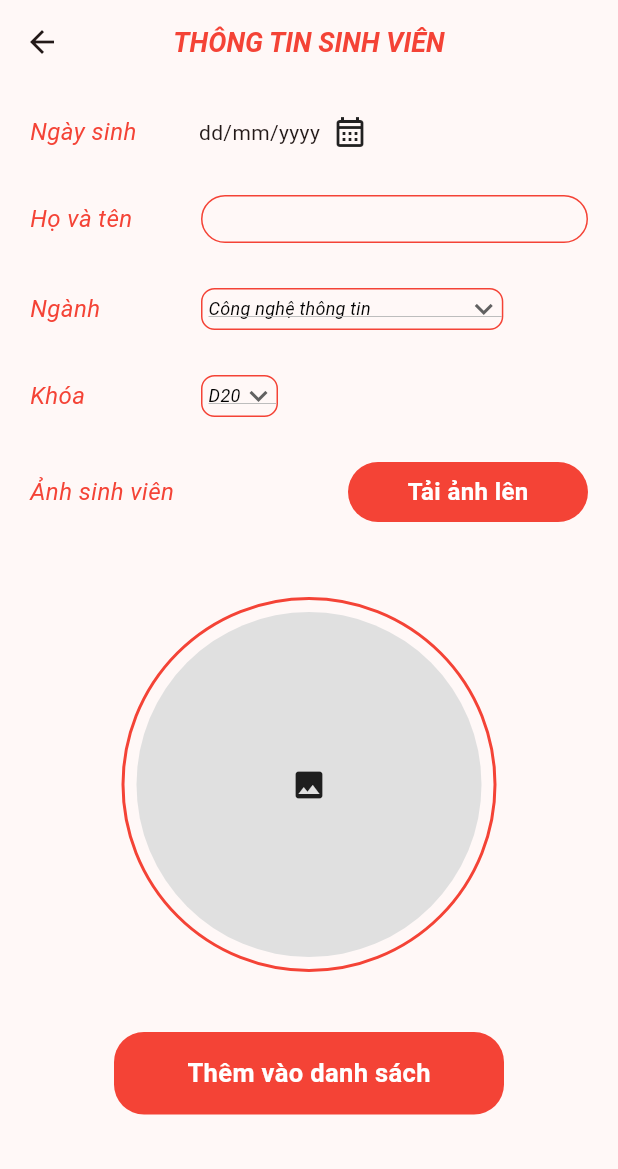
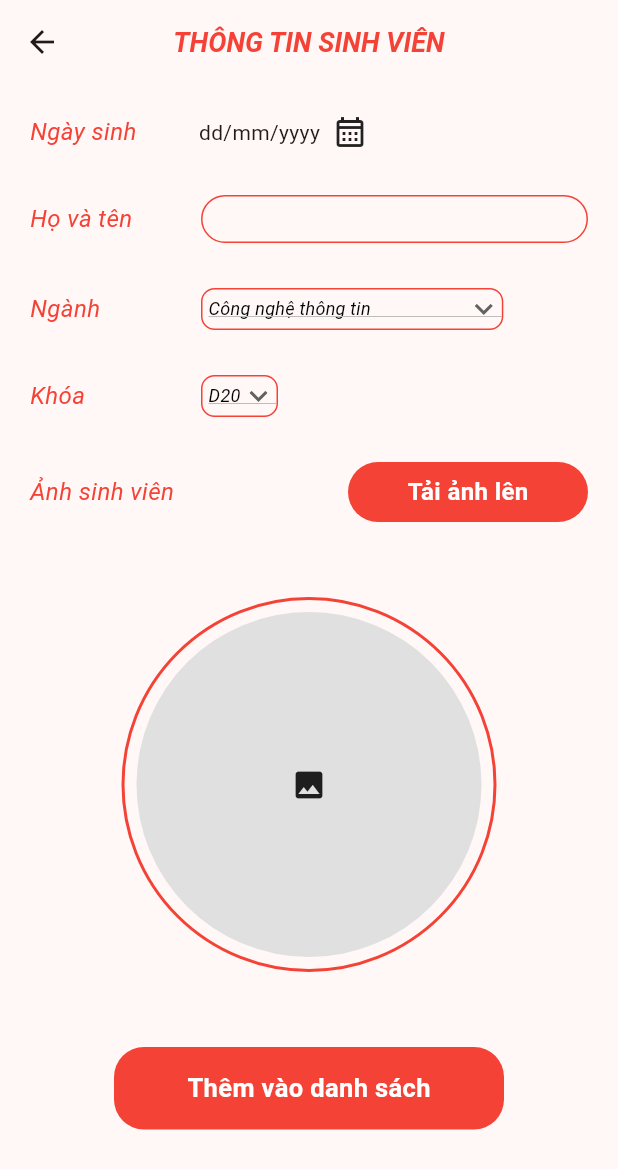
Before and after one commit to piuconal/ptit_flutter, a Flutter app: the StudentInfoPage screen opened directly, on a phone screen of 412 x 824 dp. Shown: the top 1169 px of the screen. Run offline on Flutter 3.47's test engine with Material 3 defaults, Android fonts, the phone set to English and light mode, and no system bars; our stand-ins replace image_picker; missing offline and left inert: date_picker_plus.

Commit message:
update
FE

```diff
--- a/lib/ui/pages/splash_page/splash_page.dart
+++ b/lib/ui/pages/splash_page/splash_page.dart
@@ -10,8 +10,7 @@ class SplashPage extends StatefulWidget {
 }
 
 class _SplashPageState extends State<SplashPage> {
-
-@override
+  @override
   void initState() {
     //Đợi 3s sau đó chuyển sang màn login
     Future.delayed(
@@ -27,6 +26,7 @@ class _SplashPageState extends State<SplashPage> {
     );
     super.initState();
   }
+
   //UI chính
   @override
   Widget build(BuildContext context) {
--- a/lib/ui/pages/student_info_page/components/avatar_widget.dart
+++ b/lib/ui/pages/student_info_page/components/avatar_widget.dart
@@ -23,7 +23,7 @@ class AvatarWidget extends StatelessWidget {
         child: imagePath == null
             ? const Icon(Icons.image)
             : ClipRRect(
-                borderRadius: BorderRadius.circular(100),
+                borderRadius: BorderRadius.circular(220),
                 child: Image.file(File(imagePath!), fit: BoxFit.cover),
               ),
       ),
--- a/lib/ui/pages/student_info_page/student_info_page.dart
+++ b/lib/ui/pages/student_info_page/student_info_page.dart
@@ -245,7 +245,7 @@ class _StudentInfoPageState extends State<StudentInfoPage> {
             ),
             const SizedBox(height: 50),
             AvatarWidget(imagePath: imagePath),
-            const SizedBox(height: 40),
+            const SizedBox(height: 50),
             PrimaryButton(
                 weight: 260,
                 height: 55,
```
Also changed, not shown: assets/images/im_splash.png.
